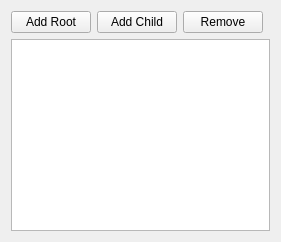
Old version of the form svarozhich/src/scene/scenehierarchywidget.ui in the repository asemenovv/lada.
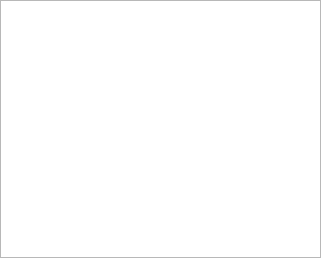
New version of the form.

Patch:
```diff
--- a/svarozhich/src/scene/scenehierarchywidget.ui
+++ b/svarozhich/src/scene/scenehierarchywidget.ui
@@ -2,39 +2,30 @@
 <ui version="4.0">
     <class>SceneHierarchyWidget</class>
     <widget class="QWidget" name="SceneHierarchyWidget">
+        <property name="geometry">
+            <rect>
+                <x>0</x>
+                <y>0</y>
+                <width>321</width>
+                <height>258</height>
+            </rect>
+        </property>
         <layout class="QVBoxLayout" name="verticalLayout">
-            <item>
-                <layout class="QHBoxLayout" name="toolbarLayout">
-                    <item>
-                        <widget class="QPushButton" name="btnAddRoot">
-                            <property name="text">
-                                <string>Add Root</string>
-                            </property>
-                        </widget>
-                    </item>
-                    <item>
-                        <widget class="QPushButton" name="btnAddChild">
-                            <property name="text">
-                                <string>Add Child</string>
-                            </property>
-                        </widget>
-                    </item>
-                    <item>
-                        <widget class="QPushButton" name="btnRemove">
-                            <property name="text">
-                                <string>Remove</string>
-                            </property>
-                        </widget>
-                    </item>
-                    <item>
-                        <spacer name="spacer">
-                            <property name="orientation">
-                                <enum>Qt::Horizontal</enum>
-                            </property>
-                        </spacer>
-                    </item>
-                </layout>
-            </item>
+            <property name="spacing">
+                <number>0</number>
+            </property>
+            <property name="leftMargin">
+                <number>0</number>
+            </property>
+            <property name="topMargin">
+                <number>0</number>
+            </property>
+            <property name="rightMargin">
+                <number>0</number>
+            </property>
+            <property name="bottomMargin">
+                <number>0</number>
+            </property>
             <item>
                 <widget class="QTreeView" name="treeView">
                     <property name="headerHidden">
```
Left out of the diff: 4 changed lines with no effect on the pictures.
